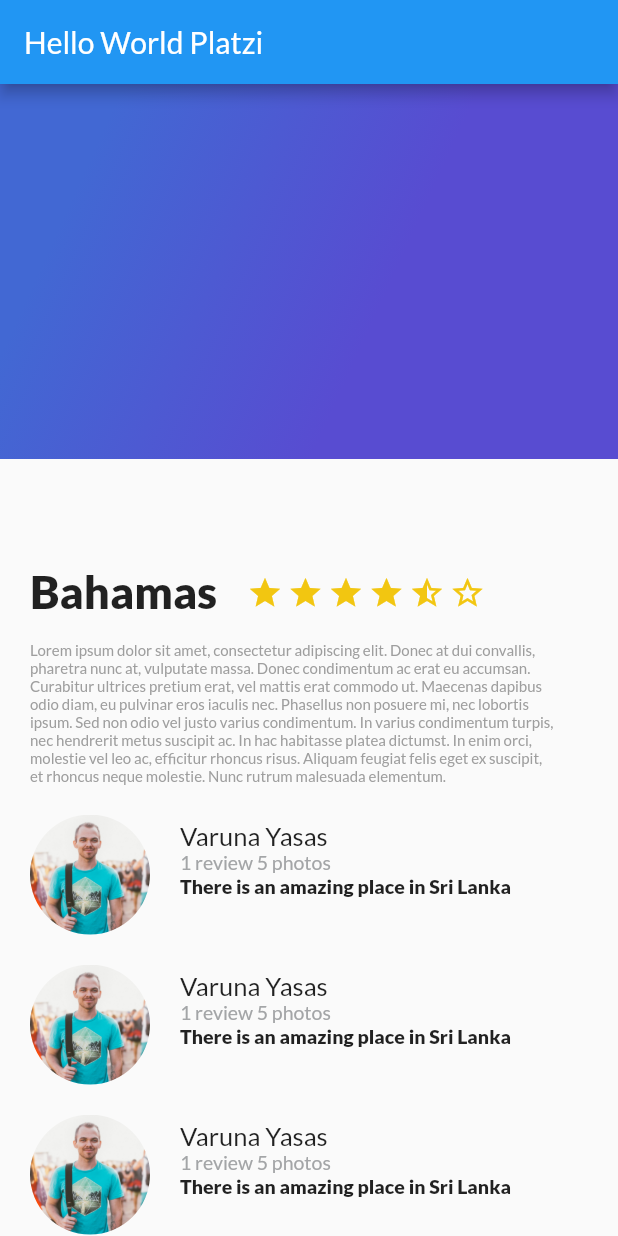
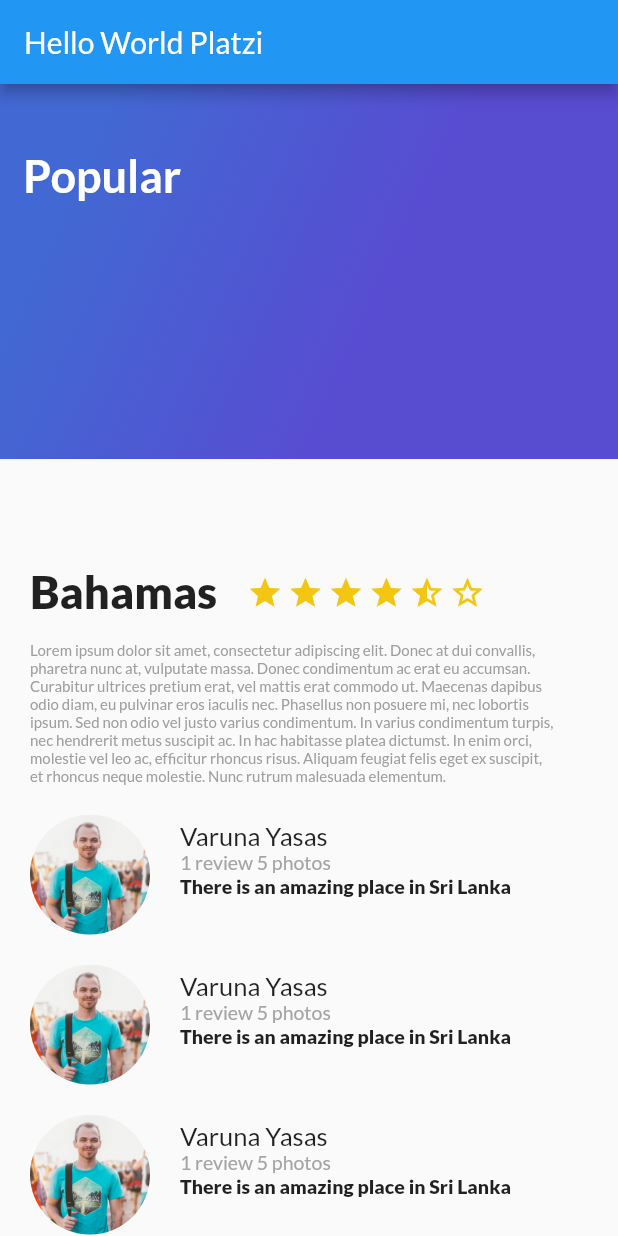
Before and after one commit to nestoredduardo/curso-flutter, a Flutter app: the screen it shows after launch, on a phone screen of 412 x 824 dp. Run offline on Flutter 3.47's test engine with Material 2 defaults, Android fonts, the phone set to English and light mode, and no system bars; our stand-ins replace google_fonts.

```diff
--- a/lib/gradient_back.dart
+++ b/lib/gradient_back.dart
@@ -1,7 +1,10 @@
 import 'package:flutter/material.dart';
 
 class GradientBack extends StatelessWidget{
-  const GradientBack({Key? key}) : super(key: key);
+
+  String title = 'Popular';
+
+  GradientBack(this.title);
 
   @override
   Widget build(BuildContext context) {
@@ -20,6 +23,15 @@ class GradientBack extends StatelessWidget{
           tileMode: TileMode.clamp
         )
       ),
+      child: Text(
+        title,
+        style: const TextStyle(
+          color: Colors.white,
+          fontSize: 30,
+          fontWeight: FontWeight.bold,
+        ),
+      ),
+      alignment: const Alignment(-0.9, -0.6),
     );
   }
 }
--- a/lib/main.dart
+++ b/lib/main.dart
@@ -1,4 +1,5 @@
 import 'package:flutter/material.dart';
+import 'package:flutter/services.dart';
 import 'package:google_fonts/google_fonts.dart';
 
 import 'description_place.dart';
@@ -6,6 +7,12 @@ import 'review_list.dart';
 import 'gradient_back.dart';
 
 void main() {
+  SystemChrome.setSystemUIOverlayStyle(
+      const SystemUiOverlayStyle(
+          statusBarColor: Colors.transparent,
+          statusBarBrightness: Brightness.light
+      )
+  );
   runApp(MyApp());
 }
 
@@ -46,7 +53,7 @@ class MyApp extends StatelessWidget {
                 ReviewList()
               ],
             ),
-            const GradientBack()
+             GradientBack('Popular')
           ],
         ),
         //body: Column(children: [DescriptionPlace("Bahamas", 4, descriptionText), ReviewList()],)
--- a/pubspec.yaml
+++ b/pubspec.yaml
@@ -61,6 +61,11 @@ flutter:
   # To add assets to your application, add an assets section, like this:
   assets:
     - assets/img/people.jpg
+    - assets/img/beach.jpeg
+    - assets/img/mountain.jpeg
+    - assets/img/mountain_stars.jpeg
+    - assets/img/river.jpeg
+    - assets/img/sunset.jpeg
   #   - images/a_dot_ham.jpeg
 
   # An image asset can refer to one or more resolution-specific "variants", see
```
Also changed, not shown: lib/card_image.dart (added, +36 -0 lines), assets/img/beach.jpeg (added), assets/img/mountain.jpeg (added), assets/img/mountain_stars.jpeg (added), assets/img/river.jpeg (added), assets/img/sunset.jpeg (added).
